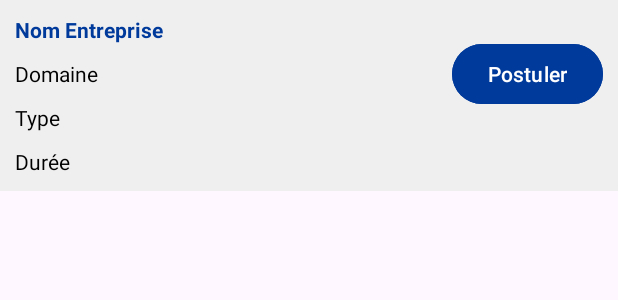
After one commit to ahmedrachid04/internMaster-Android-App, an Android app: the layout acceuilstagiaire2.xml on its own in the app's theme, with its tools: preview values and no code run, on a phone screen of 412 x 824 dp. The commit adds this screen. Shown: the top 300 px of the screen. Run offline under Robolectric (Android 15) with nearby library versions, the phone set to English and light mode, and no system bars.

Commit message:
lister les offres avec le nom des entreprises

```diff
--- a/app/src/main/AndroidManifest.xml
+++ b/app/src/main/AndroidManifest.xml
@@ -52,6 +52,7 @@
         <activity
             android:name=".ProfilStagiaireActivity"
             android:exported="true" />
+        <activity android:name=".AcceuilStagiaireActivity" android:exported="true" />
     </application>
 
 </manifest>
--- a/app/src/main/java/com/example/projet_stage_mobile_gestion/ConfirmerStagiaireActivity.java
+++ b/app/src/main/java/com/example/projet_stage_mobile_gestion/ConfirmerStagiaireActivity.java
@@ -73,7 +73,7 @@ public class ConfirmerStagiaireActivity extends AppCompatActivity {
             @Override
             public void onClick(View view) {
                 // Créer un Intent pour lancer l'Activity InscriptionEntreprise
-                Intent intent = new Intent(ConfirmerStagiaireActivity.this, ProfilStagiaireActivity.class);
+                Intent intent = new Intent(ConfirmerStagiaireActivity.this, AcceuilStagiaireActivity.class);
                 startActivity(intent);
             }
         });
--- a/app/src/main/res/layout/acceuilpage.xml
+++ b/app/src/main/res/layout/acceuilpage.xml
@@ -140,7 +140,7 @@
             <ImageView
                 android:layout_width="40dp"
                 android:layout_height="40dp"
-                android:src="@drawable/lamya_maaou"
+                android:src="@drawable/salma_rouani"
                 android:background="@drawable/circular_image"
                 android:scaleType="centerCrop"
                 android:layout_marginEnd="16dp"
--- /dev/null
+++ b/app/src/main/res/layout/acceuilstagiaire2.xml
@@ -0,0 +1,59 @@
+<?xml version="1.0" encoding="utf-8"?>
+<RelativeLayout xmlns:android="http://schemas.android.com/apk/res/android"
+    android:layout_width="match_parent"
+    android:layout_height="wrap_content"
+    android:padding="10dp"
+    android:layout_marginBottom="20dp"
+    android:background="#EFEFEF">
+
+    <!-- Nom Entreprise -->
+    <TextView
+        android:id="@+id/nom_entreprise"
+        android:layout_width="wrap_content"
+        android:layout_height="wrap_content"
+        android:layout_alignParentStart="true"
+        android:layout_alignParentTop="true"
+        android:text="Nom Entreprise"
+        android:textStyle="bold"
+        android:textColor="#003a9b" />
+
+    <!-- Domaine -->
+    <TextView
+        android:id="@+id/textView_domaine"
+        android:layout_width="wrap_content"
+        android:layout_height="wrap_content"
+        android:layout_below="@id/nom_entreprise"
+        android:layout_marginTop="10dp"
+        android:text="Domaine"
+        android:textColor="#000000" />
+
+    <!-- Type -->
+    <TextView
+        android:id="@+id/textView_type"
+        android:layout_width="wrap_content"
+        android:layout_height="wrap_content"
+        android:layout_below="@id/textView_domaine"
+        android:layout_marginTop="10dp"
+        android:text="Type"
+        android:textColor="#000000" />
+
+    <!-- Durée -->
+    <TextView
+        android:id="@+id/textView_duration"
+        android:layout_width="wrap_content"
+        android:layout_height="wrap_content"
+        android:layout_below="@id/textView_type"
+        android:layout_marginTop="10dp"
+        android:text="Durée"
+        android:textColor="#000000" />
+
+    <!-- Bouton Postuler -->
+    <Button
+        android:id="@+id/button_postuler"
+        android:layout_width="wrap_content"
+        android:layout_height="wrap_content"
+        android:layout_alignBaseline="@id/textView_domaine"
+        android:layout_alignParentEnd="true"
+        android:text="Postuler"
+        android:backgroundTint="#003a9b"/>
+</RelativeLayout>
--- a/app/src/main/res/values/strings.xml
+++ b/app/src/main/res/values/strings.xml
@@ -12,4 +12,6 @@
 
     <!--Connect Stagaire-->
     <string name="titleS">Connectez-vous en tant que stagiaire :</string>
+    <string name="profile_image_desc">Photo de profil</string>
+
 </resources>
```
Also changed, not shown: app/src/main/java/com/example/projet_stage_mobile_gestion/AcceuilStagiaireActivity.java (added, +46 -0 lines), app/src/main/java/com/example/projet_stage_mobile_gestion/DataBase/Models/OfferModel.java (+17 -1 lines), app/src/main/java/com/example/projet_stage_mobile_gestion/OffreAdapter.java (added, +70 -0 lines), app/src/main/java/com/example/projet_stage_mobile_gestion/SQLiteFiles/InternshipDataBaseHelper.java (+37 -0 lines), app/src/main/res/layout/acceuilstagiaire1.xml (added, +26 -0 lines), app/src/main/res/drawable/ic_profile.jpg (added).
